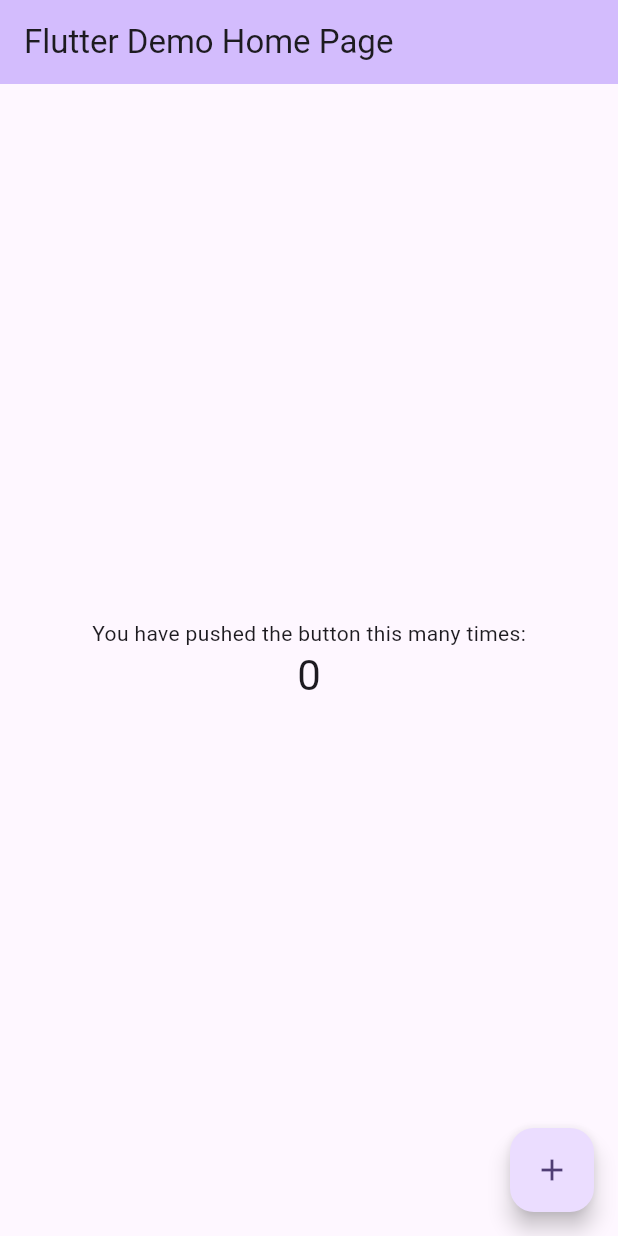
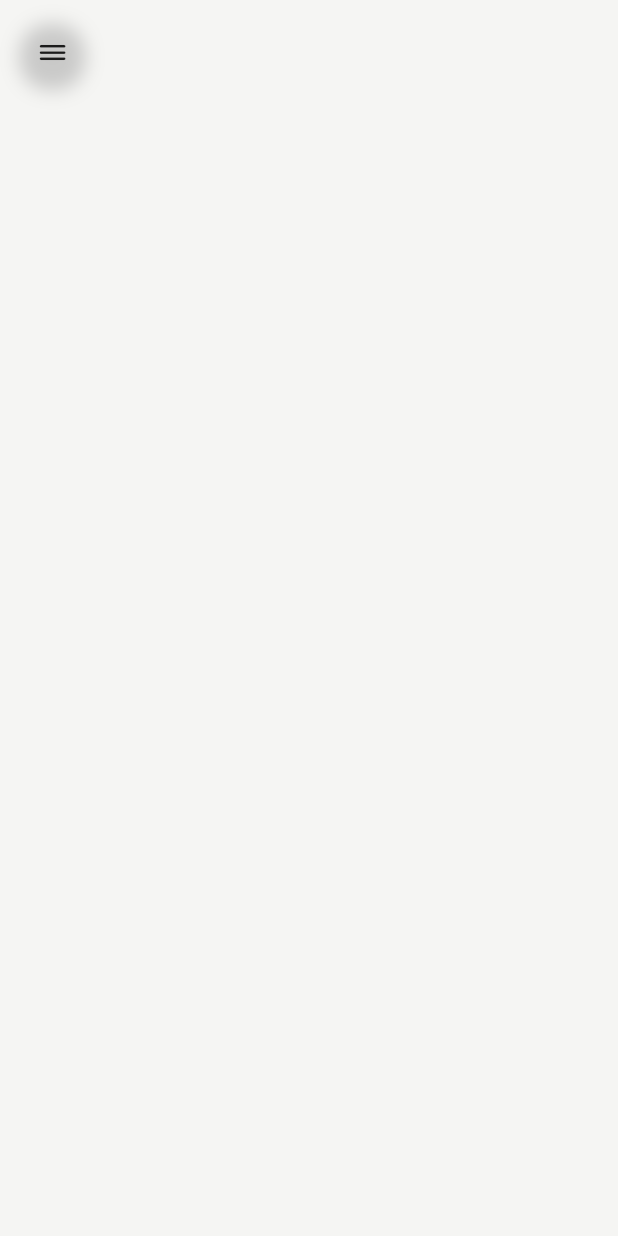
Before and after one commit to Shuceyb-Abdi/Food-Delivery-App, a Flutter app: the screen it shows after launch, on a phone screen of 412 x 824 dp. Run offline on Flutter 3.47's test engine with Material 3 defaults, Android fonts, the light colour scheme and no system bars.

Commit message:
add Pages and Widgets

```diff
--- /dev/null
+++ b/lib/Pages/HomePage.dart
@@ -0,0 +1,18 @@
+import 'package:flutter/material.dart';
+
+import '../Widgets/AppBarWidget.dart';
+
+
+class HomePage extends StatelessWidget{
+  @override
+  Widget build(BuildContext context){
+    return Scaffold(
+    body: ListView(
+      children: [
+        // Custom App Bar Widge
+        AppBarWidget(),
+      ],
+    ),
+    );
+  }
+}
--- /dev/null
+++ b/lib/Widgets/AppBarWidget.dart
@@ -0,0 +1,37 @@
+import 'package:flutter/cupertino.dart';
+import 'package:flutter/material.dart';
+
+class AppBarWidget extends StatelessWidget{
+  @override
+  Widget build(BuildContext context) {
+    return Padding(
+      padding: EdgeInsets.symmetric(
+        vertical: 15,
+        horizontal: 15,
+      ),
+      child: Row(
+        mainAxisAlignment: MainAxisAlignment.spaceBetween,
+        children: [
+            InkWell(
+              onTap: () {},
+              child:Container(
+                padding: EdgeInsets.all(8),
+                decoration: BoxDecoration(
+                  borderRadius: BorderRadius.circular(20),
+                  boxShadow: [
+                    BoxShadow(
+                      color: Colors.grey.withOpacity(0.5),
+                      spreadRadius: 2,
+                      blurRadius: 10,
+                      offset: Offset(0, 3),
+                    )
+                  ]
+                ),
+                child: Icon(CupertinoIcons.bars),
+              ),
+            )
+      ]),
+
+    );
+  }
+}
--- a/lib/main.dart
+++ b/lib/main.dart
@@ -1,125 +1,23 @@
 import 'package:flutter/material.dart';
 
-void main() {
-  runApp(const MyApp());
+import 'Pages/HomePage.dart';
+
+void main(){
+  runApp(MyApp());
 }
 
-class MyApp extends StatelessWidget {
-  const MyApp({super.key});
-
-  // This widget is the root of your application.
+class MyApp extends StatelessWidget{
   @override
-  Widget build(BuildContext context) {
+  Widget build(BuildContext context){
     return MaterialApp(
-      title: 'Flutter Demo',
+      title: "Food App",
+      debugShowCheckedModeBanner: false,
       theme: ThemeData(
-        // This is the theme of your application.
-        //
-        // TRY THIS: Try running your application with "flutter run". You'll see
-        // the application has a purple toolbar. Then, without quitting the app,
-        // try changing the seedColor in the colorScheme below to Colors.green
-        // and then invoke "hot reload" (save your changes or press the "hot
-        // reload" button in a Flutter-supported IDE, or press "r" if you used
-        // the command line to start the app).
-        //
-        // Notice that the counter didn't reset back to zero; the application
-        // state is not lost during the reload. To reset the state, use hot
-        // restart instead.
-        //
-        // This works for code too, not just values: Most code changes can be
-        // tested with just a hot reload.
-        colorScheme: ColorScheme.fromSeed(seedColor: Colors.deepPurple),
-        useMaterial3: true,
+        scaffoldBackgroundColor:Color(0xFFF5F5F3),
       ),
-      home: const MyHomePage(title: 'Flutter Demo Home Page'),
+      routes: {
+        "/" : (context) => HomePage(),
+      },
     );
   }
 }
-
-class MyHomePage extends StatefulWidget {
-  const MyHomePage({super.key, required this.title});
-
-  // This widget is the home page of your application. It is stateful, meaning
-  // that it has a State object (defined below) that contains fields that affect
-  // how it looks.
-
-  // This class is the configuration for the state. It holds the values (in this
-  // case the title) provided by the parent (in this case the App widget) and
-  // used by the build method of the State. Fields in a Widget subclass are
-  // always marked "final".
-
-  final String title;
-
-  @override
-  State<MyHomePage> createState() => _MyHomePageState();
-}
-
-class _MyHomePageState extends State<MyHomePage> {
-  int _counter = 0;
-
-  void _incrementCounter() {
-    setState(() {
-      // This call to setState tells the Flutter framework that something has
-      // changed in this State, which causes it to rerun the build method below
-      // so that the display can reflect the updated values. If we changed
-      // _counter without calling setState(), then the build method would not be
-      // called again, and so nothing would appear to happen.
-      _counter++;
-    });
-  }
-
-  @override
-  Widget build(BuildContext context) {
-    // This method is rerun every time setState is called, for instance as done
-    // by the _incrementCounter method above.
-    //
-    // The Flutter framework has been optimized to make rerunning build methods
-    // fast, so that you can just rebuild anything that needs updating rather
-    // than having to individually change instances of widgets.
-    return Scaffold(
-      appBar: AppBar(
-        // TRY THIS: Try changing the color here to a specific color (to
-        // Colors.amber, perhaps?) and trigger a hot reload to see the AppBar
-        // change color while the other colors stay the same.
-        backgroundColor: Theme.of(context).colorScheme.inversePrimary,
-        // Here we take the value from the MyHomePage object that was created by
-        // the App.build method, and use it to set our appbar title.
-        title: Text(widget.title),
-      ),
-      body: Center(
-        // Center is a layout widget. It takes a single child and positions it
-        // in the middle of the parent.
-        child: Column(
-          // Column is also a layout widget. It takes a list of children and
-          // arranges them vertically. By default, it sizes itself to fit its
-          // children horizontally, and tries to be as tall as its parent.
-          //
-          // Column has various properties to control how it sizes itself and
-          // how it positions its children. Here we use mainAxisAlignment to
-          // center the children vertically; the main axis here is the vertical
-          // axis because Columns are vertical (the cross axis would be
-          // horizontal).
-          //
-          // TRY THIS: Invoke "debug painting" (choose the "Toggle Debug Paint"
-          // action in the IDE, or press "p" in the console), to see the
-          // wireframe for each widget.
-          mainAxisAlignment: MainAxisAlignment.center,
-          children: <Widget>[
-            const Text(
-              'You have pushed the button this many times:',
-            ),
-            Text(
-              '$_counter',
-              style: Theme.of(context).textTheme.headlineMedium,
-            ),
-          ],
-        ),
-      ),
-      floatingActionButton: FloatingActionButton(
-        onPressed: _incrementCounter,
-        tooltip: 'Increment',
-        child: const Icon(Icons.add),
-      ), // This trailing comma makes auto-formatting nicer for build methods.
-    );
-  }
-}
```
